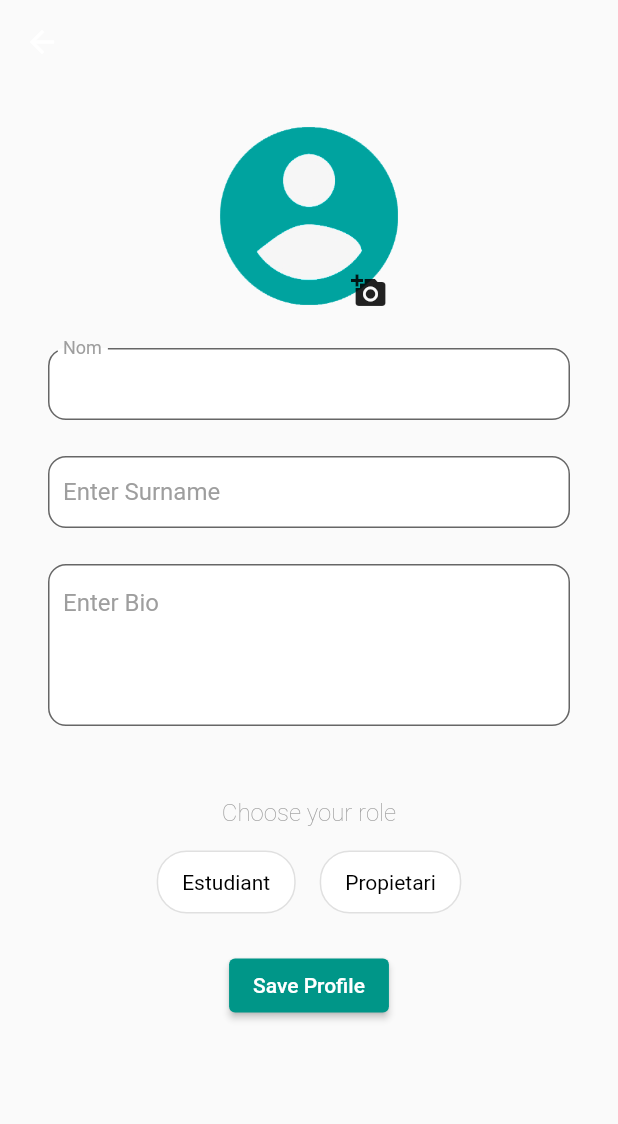
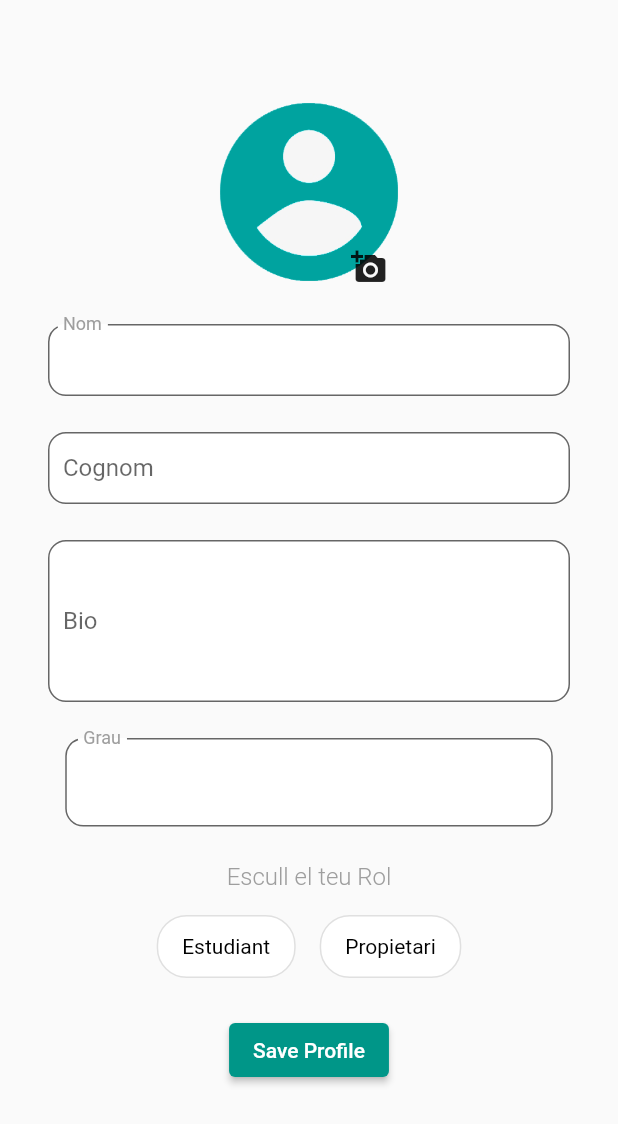
Before and after one commit to Meeeri08/NiuUniversitari, a Flutter app: the Profile screen opened directly, on a phone screen of 412 x 824 dp. Shown: the top 1124 px of the screen. Run offline on Flutter 3.47's test engine with Material 2 defaults, Android fonts, the phone set to English and light mode, and no system bars; our stand-ins replace appinio_swiper, cloud_firestore, expandable_text, firebase_auth, firebase_core, firebase_storage and 10 more; missing offline and left inert: dart:ffi; accounts and stored records are empty; network calls fail.

Commit message:
carreres

```diff
--- /dev/null
+++ b/lib/components/carreres.dart
@@ -0,0 +1,255 @@
+List<String> degreeList = [
+  'Grau en Administració d\'Empreses i Gestió de la Innovació',
+  'Grau en Administració i Direcció d\'Empreses',
+  'Grau en Animació',
+  'Grau en Antropologia i Evolució Humana',
+  'Grau en Antropologia Social i Cultural',
+  'Grau en Arqueologia',
+  'Grau en Arquitectura',
+  'Grau en Arquitectura Tècnica i Edificació',
+  'Grau en Arts',
+  'Grau en Arts Digitals',
+  'Grau en Arts Escèniques',
+  'Grau en Arts i Disseny',
+  'Grau en Belles Arts',
+  'Grau en Bioenginyeria',
+  'Grau en Bioinformàtica',
+  'Grau en Biologia',
+  'Grau en Biologia Ambiental',
+  'Grau en Biologia Humana',
+  'Grau en Bioquímica',
+  'Grau en Bioquímica i Biologia Molecular',
+  'Grau en Biotecnologia',
+  'Grau en Business Intelligence and Data Analytics (docència en anglès)',
+  'Grau en Ciència de Dades Aplicada',
+  'Grau en Ciència i Enginyeria de Dades',
+  'Grau en Ciència i Producció Animal',
+  'Grau en Ciència i Tecnologia dels Aliments',
+  'Grau en Ciència Política i Gestió Pública',
+  'Grau en Ciència, Tecnologia i Humanitats',
+  'Grau en Ciències',
+  'Grau en Ciències Ambientals',
+  'Grau en Ciències Biomèdiques',
+  'Grau en Ciències Culinàries i Gastronòmiques',
+  'Grau en Ciències de l\'Activitat Física i de l\'Esport',
+  'Grau en Ciències de l\'Antiguitat',
+  'Grau en Ciències del Mar',
+  'Grau en Ciències Empresarials-Management',
+  'Grau en Ciències i Tecnologies Aplicades a l\'Esport i l\'Acondicionament Físic',
+  'Grau en Ciències i Tecnologies del Mar',
+  'Grau en Ciències Polítiques',
+  'Grau en Ciències Polítiques i de l\'Administració',
+  'Grau en Ciències Socials',
+  'Grau en Cinematografia',
+  'Grau en Comptabilitat i Finances',
+  'Grau en Comunicació',
+  'Grau en Comunicació Audiovisual',
+  'Grau en Comunicació Audiovisual i Multimèdia',
+  'Grau en Comunicació Cultural',
+  'Grau en Comunicació i Periodisme Audiovisuals',
+  'Grau en Comunicació Interactiva',
+  'Grau en Conservació - Restauració de Béns Culturals',
+  'Grau en Continguts Digitals Interactius',
+  'Grau en Creació Artística per a Videojocs i Jocs Aplicats',
+  'Grau en Criminologia',
+  'Grau en Criminologia i Polítiques Públiques de Prevenció',
+  'Grau en Criminologia i Seguretat',
+  'Grau en Digital Media (Comunicació Digital)',
+  'Grau en Direcció d\'Empreses Tecnològiques',
+  'Grau en Direcció Hotelera',
+  'Grau en Disseny',
+  'Grau en Disseny Digital i Tecnologies Creatives',
+  'Grau en Disseny i Creació Digitals',
+  'Grau en Disseny i Desenvolupament de Videojocs',
+  'Grau en Disseny i Innovació de Negocis Digitals',
+  'Grau en Disseny i Producció de Videojocs',
+  'Grau en Disseny, Animació i Art Digital',
+  'Grau en Dret',
+  'Grau en Economia',
+  'Grau en Economia i Gestió',
+  'Grau en Economia i Filosofia ',
+  'Grau en Educació Infantil',
+  'Grau en Educació Primària',
+  'Grau en Educació Social',
+  'Grau en Empresa i Tecnologia',
+  'Grau en Empresa Internacional',
+  'Grau en Enginyeria Agrària i Alimentària',
+  'Grau en Enginyeria Agroalimentària',
+  'Grau en Enginyeria Alimentària',
+  'Grau en Enginyeria Ambiental',
+  'Grau en Enginyeria Biomèdica',
+  'Grau en Enginyeria Civil',
+  'Grau en Enginyeria d\'Automoció',
+  'Grau en Enginyeria de Ciències Agronòmiques',
+  'Grau en Enginyeria de Dades',
+  'Grau en Enginyeria de Disseny Industrial',
+  'Grau en Enginyeria de Disseny Industrial i Desenvolupament del Producte',
+  'Grau en Enginyeria de l\'Automoció',
+  'Grau en Enginyeria de l\'Energia',
+  'Grau en Enginyeria de Materials',
+  'Grau en Enginyeria de Recursos Minerals i el seu Reciclatge',
+  'Grau en Enginyeria de Sistemes Aeroespacials',
+  'Grau en Enginyeria de Sistemes Audiovisuals',
+  'Grau en Enginyeria de Sistemes Biològics',
+  'Grau en Enginyeria de Sistemes i Serveis de Telecomunicacions',
+  'Grau en Enginyeria de Sistemes TIC',
+  'Grau en Enginyeria de Tecnologies i Serveis de Telecomunicació',
+  'Grau en Enginyeria de Xarxes de Telecomunicació',
+  'Grau en Enginyeria Elèctrica',
+  'Grau en Enginyeria Electrònica de Telecomunicació',
+  'Grau en Enginyeria Electrònica Industrial i Automàtica',
+  'Grau en Enginyeria en Geoinformació i Geomàtica',
+  'Grau en Enginyeria en Informàtica',
+  'Grau en Enginyeria en Organització Industrial',
+  'Grau en Enginyeria en Sistemes Audiovisuals',
+  'Grau en Enginyeria en Sistemes i Tecnologia Naval',
+  'Grau en Enginyeria en Tecnologies Aeroespacials',
+  'Grau en Enginyeria en Tecnologies Industrials',
+  'Grau en Enginyeria en Vehicles Aeroespacials',
+  'Grau en Enginyeria Física',
+  'Grau en Enginyeria Forestal',
+  'Grau en Enginyeria Informàtica',
+  'Grau en Enginyeria Informàtica de Gestió i Sistemes d\'Informació',
+  'Grau en Enginyeria Matemàtica en Ciència de Dades',
+  'Grau en Enginyeria Matemàtica i Física',
+  'Grau en Enginyeria Mecànica',
+  'Grau en Enginyeria Mecatrònica',
+  'Grau en Enginyeria Minera',
+  'Grau en Enginyeria Química',
+  'Grau en Enologia',
+  'Grau en Estadística',
+  'Grau en Estadística Aplicada',
+  'Grau en Estudis Anglesos',
+  'Grau en Estudis Anglesos i Llengües Aplicades i Traducció',
+  'Grau en Estudis Àrabs i Hebreus',
+  'Grau en Estudis d\'Anglès i Català',
+  'Grau en Estudis d\'Anglès i de Clàssiques',
+  'Grau en Estudis d\'Anglès i Espanyol',
+  'Grau en Estudis d\'Anglès i Francès',
+  'Grau en Estudis d\'Àsia Oriental -Japonès-',
+  'Grau en Estudis d\'Àsia Oriental -Xinès-',
+  'Grau en Estudis de Català i Espanyol',
+  'Grau en Estudis de l\'Arquitectura',
+  'Grau en Estudis d\'Espanyol i Xinès: Llengua, Literatura i Cultura',
+  'Grau en Estudis Francesos',
+  'Grau en Estudis Internacionals d\'Economia i Empresa / International Business Economics (docència en anglès)',
+  'Grau en Estudis Literaris',
+  'Grau en Estudis Socioculturals de Gènere',
+  'Grau en Farmàcia',
+  'Grau en Filologia Catalana',
+  'Grau en Filologia Catalana i Estudis Occitans',
+  'Grau en Filologia Catalana i Estudis Occitans i Llengües Aplicades i Traducció',
+  'Grau en Filologia Catalana: Estudis de Literatura i Lingüística',
+  'Grau en Filologia Clàssica',
+  'Grau en Filologia Hispànica',
+  'Grau en Filologia Hispànica i Llengües Aplicades i Traducció',
+  'Grau en Filosofia',
+  'Grau en Filosofia, Política i Economia',
+  'Grau en Finances i Comptabilitat',
+  'Grau en Física',
+  'Grau en Fisioteràpia',
+  'Grau en Genètica',
+  'Grau en Geografia',
+  'Grau en Geografia i Ordenació del Territori',
+  'Grau en Geografia, Anàlisi Territorial i Sostenibilitat',
+  'Grau en Geografia, Medi Ambient i Planificació Territorial',
+  'Grau en Geografia, Ordenació del Territori i Gestió del Medi Ambient',
+  'Grau en Geologia',
+  'Grau en Gestió Aeronàutica',
+  'Grau en Gestió de Ciutats Intel·ligents i Sostenibles',
+  'Grau en Gestió de la Comunicació Global',
+  'Grau en Gestió d\'Empreses en Comerç i Distribució',
+  'Grau en Gestió en Turisme i Hoteleria',
+  'Grau en Gestió Esportiva',
+  'Grau en Gestió Hotelera i Turística',
+  'Grau en Gestió i Administració Pública',
+  'Grau en Gestió Turística i Hotelera',
+  'Grau en Global Communication Management',
+  'Grau en Governança Global, Economia i Ordre Legal / Bachelor in Global Governance, Economics and Legal Order',
+  'Grau en Història',
+  'Grau en Història de l\'Art',
+  'Grau en Història de l\'Art i Arqueologia',
+  'Grau en Història de l\'Art i Gestió del Patrimoni Artístic',
+  'Grau en Història, Geografia i Història de l\'Art',
+  'Grau en Història, Política i Economia Contemporànies / Contemporary History, Politics and Economics (docència bilingüe)',
+  'Grau en Humanitats',
+  'Grau en Humanitats i Estudis Culturals',
+  'Grau en Infermeria',
+  'Grau en Informació i Documentació',
+  'Grau en Informàtica i Serveis',
+  'Grau en Innovació i Seguretat Alimentària',
+  'Grau en Intel·ligència Artificial',
+  'Grau en Intel·ligència Artificial / Artificial Intelligence (docència en anglès)',
+  'Grau en International Business (docència bilingüe)',
+  'Grau en Lingüística',
+  'Grau en Llengua i Literatura Catalanes',
+  'Grau en Llengua i Literatura Espanyoles',
+  'Grau en Llengua i Literatura Hispàniques',
+  'Grau en Llengües Aplicades',
+  'Grau en Llengües Aplicades i Traducció i Interpretació -Anglès-',
+  'Grau en Llengües i Literatures Modernes',
+  'Grau en Llengües Romàniques i les seves Literatures',
+  'Grau en Logística i Negocis Marítims',
+  'Grau en Logopèdia',
+  'Grau en Màrqueting',
+  'Grau en Màrqueting i Comunicació Digital',
+  'Grau en Màrqueting i Comunicació Empresarial',
+  'Grau en Màrqueting i Comunitats Digitals',
+  'Grau en Màrqueting i Direcció Comercial',
+  'Grau en Màrqueting i Investigació de Mercats',
+  'Grau en Màrqueting Internacional',
+  'Grau en Matemàtica Computacional i Analítica de Dades',
+  'Grau en Matemàtiques',
+  'Grau en Medicina',
+  'Grau en Mestre d\'Educació Infantil',
+  'Grau en Mestre d\'Educació Primaria',
+  'Grau en Microbiologia',
+  'Grau en Mitjans Audiovisuals',
+  'Grau en Multimèdia',
+  'Grau en Multimèdia. Aplicacions i Videojocs',
+  'Grau en Musicologia',
+  'Grau en Nanociència i Nanotecnologia',
+  'Grau en Nàutica i Transport Marítim',
+  'Grau en Negocis i Màrqueting Internacionals',
+  'Grau en Negocis Internacionals / International Business (docència en anglès)',
+  'Grau en Nutrició Humana i Dietètica',
+  'Grau en Odontologia',
+  'Grau en Òptica i Optometria',
+  'Grau en Organització Industrial i Logística',
+  'Grau en Paisatgisme',
+  'Grau en Pedagogia',
+  'Grau en Periodisme',
+  'Grau en Periodisme i Comunicació Corporativa',
+  'Grau en Pilot d\'Aviació Comercial i Operacions Aèries',
+  'Grau en Podologia',
+  'Grau en Prevenció i Seguretat Integral',
+  'Grau en Producció de Música i So per a la Indústria de l\'Entreteniment',
+  'Grau en Psicologia',
+  'Grau en Publicitat i Relacions Públiques',
+  'Grau en Publicitat, Màrqueting i Relacions Públiques',
+  'Grau en Relacions Internacionals',
+  'Grau en Relacions Laborals',
+  'Grau en Relacions Laborals i Ocupació',
+  'Grau en Relacions Laborals i Recursos Humans',
+  'Grau en Seguretat',
+  'Grau en Sociologia',
+  'Grau en Tècniques d\'Aplicacions de Software',
+  'Grau en Tècniques de Desenvolupament d\'Aplicacions Web i Mòbils',
+  'Grau en Tècniques d\'Interacció Digital i de Computació',
+  'Grau en Tecnologies de Camins, Canals i Ports',
+  'Grau en Tecnologies Industrials i Anàlisi Econòmica (docència en anglès)',
+  'Grau en Tecnologies Marines',
+  'Grau en Teràpia Ocupacional',
+  'Grau en Traducció i Interpretació -Alemany-',
+  'Grau en Traducció i Interpretació -Alemany / Francès / Llengua de Signes Catalana-',
+  'Grau en Traducció i Interpretació -Anglès-',
+  'Grau en Traducció i Interpretació -Francès-',
+  'Grau en Traducció, Interpretació i Llengües Aplicades',
+  'Grau en Treball Social',
+  'Grau en Turisme',
+  'Grau en Turisme i Oci',
+  'Grau en Veterinària',
+  'Grau en Química',
+  'Grau en Química (docència en anglès)',
+  'Grau Obert',
+];
--- a/lib/pages/chat_page.dart
+++ b/lib/pages/chat_page.dart
@@ -13,23 +13,16 @@ class ChatScreen extends StatefulWidget {
 }
 
 class _ChatScreenState extends State<ChatScreen> {
-  String? propietariName;
+  void saveChatMessage(String message) async {
+    final user = FirebaseAuth.instance.currentUser;
+    final chatRef = FirebaseFirestore.instance.collection('chats');
 
-  @override
-  void initState() {
-    super.initState();
-    fetchPropietariName();
-  }
-
-  void fetchPropietariName() async {
-    final snapshot = await FirebaseFirestore.instance
-        .collection('users')
-        .doc(widget.propietariId)
-        .get();
-    if (snapshot.exists) {
-      final data = snapshot.data();
-      setState(() {
-        propietariName = data?['name'];
+    if (user != null) {
+      await chatRef.add({
+        'senderId': user.uid,
+        'receiverId': widget.propietariId,
+        'message': message,
+        'timestamp': Timestamp.now(),
       });
     }
   }
@@ -38,10 +31,10 @@ class _ChatScreenState extends State<ChatScreen> {
   Widget build(BuildContext context) {
     return Scaffold(
       appBar: AppBar(
-        title: Text(propietariName ?? 'Chat'),
+        title: Text('Chat'),
       ),
       body: Center(
-        child: Text('Chat with ${propietariName ?? 'Unknown User'}'),
+        child: Text('Chat with ${widget.propietariId}'),
       ),
     );
   }
--- a/lib/pages/house_detail_screen.dart
+++ b/lib/pages/house_detail_screen.dart
@@ -82,9 +82,8 @@ class _HouseDetailScreenState extends State<HouseDetailScreen> {
     Navigator.push(
       context,
       MaterialPageRoute(
-          builder: (context) => ChatScreen(
-                propietariId: '',
-              )),
+        builder: (context) => ChatScreen(propietariId: propietariId),
+      ),
     );
   }
 
@@ -552,7 +551,10 @@ class _HouseDetailScreenState extends State<HouseDetailScreen> {
                                                             color: Color(
                                                                 0xff25262b),
                                                           ),
-                                                          onPressed: () {},
+                                                          onPressed: () {
+                                                            redirectToChatScreen(
+                                                                propietari);
+                                                          },
                                                         ),
                                                       ),
                                                     ),
--- a/lib/pages/profile_page.dart
+++ b/lib/pages/profile_page.dart
@@ -3,10 +3,11 @@ import 'package:firebase_storage/firebase_storage.dart';
 import 'package:flutter/foundation.dart';
 import 'package:flutter/material.dart';
 import 'package:cloud_firestore/cloud_firestore.dart';
+import 'package:flutter_typeahead/flutter_typeahead.dart';
 import 'package:image_picker/image_picker.dart';
 import 'package:http/http.dart' as http;
 import 'package:jobapp/pages/home_page.dart';
-
+import 'package:jobapp/components/carreres.dart';
 import '../utils/utils.dart';
 
 class Profile extends StatefulWidget {
@@ -23,6 +24,7 @@ class _ProfileState extends State<Profile> {
   ImageProvider? profileImageProvider;
   bool _isDisposed = false;
   String? selectedRole;
+  String? selectedDegree;
 
   @override
   void dispose() {
@@ -54,6 +56,7 @@ class _ProfileState extends State<Profile> {
         bioController.text = userData?['bio'] ?? '';
         imageUrl = userData?['imageUrl'] ?? '';
         selectedRole = userData?['role'] ?? '';
+        degreeController.text = userData?['degree'] ?? '';
 
         if (imageUrl != null && imageUrl!.isNotEmpty) {
           _loadImage(imageUrl!);
@@ -90,6 +93,7 @@ class _ProfileState extends State<Profile> {
   final TextEditingController surnameController = TextEditingController();
   final TextEditingController bioController = TextEditingController();
   final TextEditingController roleController = TextEditingController();
+  final TextEditingController degreeController = TextEditingController();
 
   final user = FirebaseAuth.instance.currentUser;
 
@@ -115,6 +119,7 @@ class _ProfileState extends State<Profile> {
     String surname = surnameController.text;
     String bio = bioController.text;
     String role = selectedRole ?? '';
+    String degree = degreeController.text;
 
     // Retain the existing email and id values
     userData!['email'] ??= '';
@@ -126,7 +131,8 @@ class _ProfileState extends State<Profile> {
       'name': name,
       'surname': surname,
       'bio': bio,
-      'role': role
+      'role': role,
+      'degree': degree
     });
 
     // Guardar la imagen en Firebase Storage
@@ -155,17 +161,13 @@ class _ProfileState extends State<Profile> {
   Widget build(BuildContext context) {
     print('build() called');
     return Scaffold(
-      appBar: AppBar(
-        backgroundColor: Colors.transparent,
-        elevation: 0,
-      ),
       body: Center(
         child: Container(
           padding: const EdgeInsets.symmetric(horizontal: 32),
           child: Column(
             crossAxisAlignment: CrossAxisAlignment.center,
             children: [
-              const SizedBox(height: 24),
+              const SizedBox(height: 64),
               Stack(
                 children: [
                   if (profileImageProvider != null)
@@ -221,7 +223,7 @@ class _ProfileState extends State<Profile> {
                   ),
                   filled: true,
                   fillColor: Colors.white,
-                  hintText: 'Enter Surname',
+                  labelText: 'Cognom',
                   hintStyle: TextStyle(
                     color: Colors.grey,
                   ),
@@ -242,7 +244,7 @@ class _ProfileState extends State<Profile> {
                   ),
                   filled: true,
                   fillColor: Colors.white,
-                  hintText: 'Enter Bio',
+                  labelText: 'Bio',
                   hintStyle: TextStyle(
                     color: Colors.grey,
                   ),
@@ -254,12 +256,54 @@ class _ProfileState extends State<Profile> {
                 ),
               ),
               const SizedBox(height: 24),
+              Container(
+                width: 325,
+                decoration: BoxDecoration(
+                  color: Color(0xFFF5F5F5),
+                  borderRadius: BorderRadius.circular(12),
+                ),
+                child: TypeAheadFormField(
+                  textFieldConfiguration: TextFieldConfiguration(
+                    controller: degreeController,
+                    maxLength: 30,
+                    decoration: InputDecoration(
+                      border: OutlineInputBorder(
+                        borderSide: BorderSide(color: Colors.grey.shade300),
+                        borderRadius: BorderRadius.circular(12),
+                      ),
+                      filled: true,
+                      fillColor: Colors.white,
+                      labelText: 'Grau',
+                      labelStyle: TextStyle(
+                        color: Colors.grey,
+                      ),
+                      floatingLabelBehavior: FloatingLabelBehavior.always,
+                      counterText: '',
+                    ),
+                  ),
+                  suggestionsCallback: (pattern) async {
+                    return degreeList.where((degrees) =>
+                        degrees.toLowerCase().contains(pattern.toLowerCase()));
+                  },
+                  itemBuilder: (context, suggestion) {
+                    return ListTile(
+                      title: Text(suggestion),
+                    );
+                  },
+                  onSuggestionSelected: (suggestion) {
+                    setState(() {
+                      degreeController.text = suggestion;
+                      selectedDegree = suggestion;
+                    });
+                  },
+                ),
+              ),
               const SizedBox(height: 24),
               const Text(
-                'Choose your role',
+                'Escull el teu Rol',
                 style: TextStyle(
                     fontSize: 16,
-                    fontWeight: FontWeight.w200,
+                    fontWeight: FontWeight.w300,
                     color: Colors.grey),
               ),
               const SizedBox(height: 16),
```
